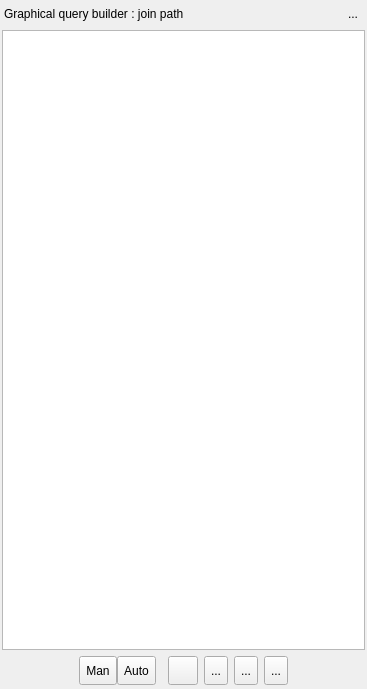
The window that graphicalquerybuilder/ui/graphicalquerybuilderpathwidget.ui (pgmodeler/plugins) describes before a commit, drawn with Qt 5.
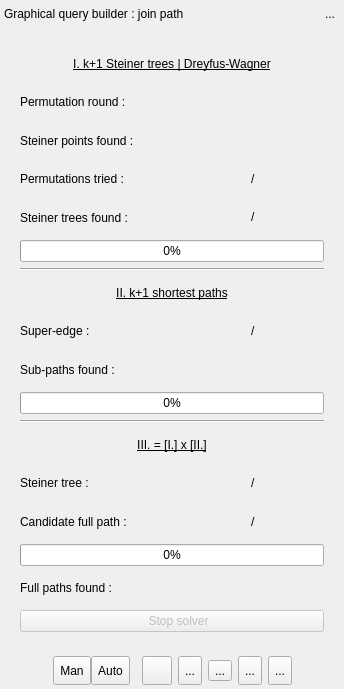
The same window after the commit. The open tabs and pages were chosen to show the change. Icons and pictures are not drawn.

```diff
--- a/graphicalquerybuilder/ui/graphicalquerybuilderpathwidget.ui
+++ b/graphicalquerybuilder/ui/graphicalquerybuilderpathwidget.ui
@@ -9,7 +9,7 @@
    <rect>
     <x>0</x>
     <y>0</y>
-    <width>367</width>
+    <width>344</width>
     <height>689</height>
    </rect>
   </property>
@@ -670,6 +670,278 @@
            </item>
           </layout>
          </widget>
+         <widget class="QWidget" name="join_solver_status">
+          <layout class="QGridLayout" name="gridLayout_15">
+           <item row="0" column="0">
+            <widget class="QWidget" name="join_solver_status_wgt" native="true">
+             <property name="enabled">
+              <bool>true</bool>
+             </property>
+             <layout class="QGridLayout" name="gridLayout_11">
+              <item row="0" column="0">
+               <layout class="QGridLayout" name="gridLayout_14">
+                <item row="3" column="0" colspan="2">
+                 <widget class="QLabel" name="st_comb_txt">
+                  <property name="text">
+                   <string>Permutations tried : </string>
+                  </property>
+                 </widget>
+                </item>
+                <item row="3" column="3">
+                 <widget class="QLabel" name="st_comb_on_lbl">
+                  <property name="text">
+                   <string>/</string>
+                  </property>
+                 </widget>
+                </item>
+                <item row="1" column="0" colspan="2">
+                 <widget class="QLabel" name="st_round_txt">
+                  <property name="text">
+                   <string>&lt;html&gt;&lt;head/&gt;&lt;body&gt;&lt;p&gt;Permutation round : &lt;/p&gt;&lt;/body&gt;&lt;/html&gt;</string>
+                  </property>
+                 </widget>
+                </item>
+                <item row="8" column="2">
+                 <widget class="QLabel" name="sp_current_lbl">
+                  <property name="text">
+                   <string>&lt;html&gt;&lt;head/&gt;&lt;body&gt;&lt;p&gt;&lt;br/&gt;&lt;/p&gt;&lt;/body&gt;&lt;/html&gt;</string>
+                  </property>
+                 </widget>
+                </item>
+                <item row="8" column="3">
+                 <widget class="QLabel" name="sp_current_on_lbl">
+                  <property name="text">
+                   <string>/</string>
+                  </property>
+                 </widget>
+                </item>
+                <item row="10" column="0" colspan="4">
+                 <widget class="QProgressBar" name="II_prb">
+                  <property name="value">
+                   <number>0</number>
+                  </property>
+                 </widget>
+                </item>
+                <item row="2" column="0" colspan="2">
+                 <widget class="QLabel" name="powN_txt">
+                  <property name="text">
+                   <string>&lt;html&gt;&lt;head/&gt;&lt;body&gt;&lt;p&gt;Steiner points found : &lt;/p&gt;&lt;/body&gt;&lt;/html&gt;</string>
+                  </property>
+                 </widget>
+                </item>
+                <item row="3" column="2">
+                 <widget class="QLabel" name="st_comb_lbl">
+                  <property name="sizePolicy">
+                   <sizepolicy hsizetype="Minimum" vsizetype="Preferred">
+                    <horstretch>0</horstretch>
+                    <verstretch>0</verstretch>
+                   </sizepolicy>
+                  </property>
+                  <property name="text">
+                   <string/>
+                  </property>
+                 </widget>
+                </item>
+                <item row="4" column="0" colspan="2">
+                 <widget class="QLabel" name="st_found_txt">
+                  <property name="text">
+                   <string>Steiner trees found : </string>
+                  </property>
+                 </widget>
+                </item>
+                <item row="1" column="2" colspan="2">
+                 <widget class="QLabel" name="st_round_lbl">
+                  <property name="text">
+                   <string/>
+                  </property>
+                 </widget>
+                </item>
+                <item row="13" column="3">
+                 <widget class="QLabel" name="st_fround_on_lbl">
+                  <property name="text">
+                   <string>/</string>
+                  </property>
+                 </widget>
+                </item>
+                <item row="6" column="0" colspan="4">
+                 <widget class="Line" name="line_6">
+                  <property name="orientation">
+                   <enum>Qt::Horizontal</enum>
+                  </property>
+                 </widget>
+                </item>
+                <item row="2" column="2" colspan="2">
+                 <widget class="QLabel" name="powN_lbl">
+                  <property name="text">
+                   <string>&lt;html&gt;&lt;head/&gt;&lt;body&gt;&lt;p&gt;&lt;br/&gt;&lt;/p&gt;&lt;/body&gt;&lt;/html&gt;</string>
+                  </property>
+                 </widget>
+                </item>
+                <item row="9" column="2" colspan="2">
+                 <widget class="QLabel" name="sp_found_lbl">
+                  <property name="text">
+                   <string/>
+                  </property>
+                 </widget>
+                </item>
+                <item row="4" column="2">
+                 <widget class="QLabel" name="st_found_lbl">
+                  <property name="text">
+                   <string>&lt;html&gt;&lt;head/&gt;&lt;body&gt;&lt;p&gt;&lt;br/&gt;&lt;/p&gt;&lt;/body&gt;&lt;/html&gt;</string>
+                  </property>
+                 </widget>
+                </item>
+                <item row="9" column="0" colspan="2">
+                 <widget class="QLabel" name="sp_found_txt">
+                  <property name="text">
+                   <string>Sub-paths found : </string>
+                  </property>
+                 </widget>
+                </item>
+                <item row="8" column="0" colspan="2">
+                 <widget class="QLabel" name="sp_current_txt">
+                  <property name="text">
+                   <string>Super-edge : </string>
+                  </property>
+                 </widget>
+                </item>
+                <item row="4" column="3">
+                 <widget class="QLabel" name="st_found_on_lbl">
+                  <property name="sizePolicy">
+                   <sizepolicy hsizetype="Minimum" vsizetype="Preferred">
+                    <horstretch>0</horstretch>
+                    <verstretch>0</verstretch>
+                   </sizepolicy>
+                  </property>
+                  <property name="text">
+                   <string>&lt;html&gt;&lt;head/&gt;&lt;body&gt;&lt;p&gt;/&lt;/p&gt;&lt;/body&gt;&lt;/html&gt;</string>
+                  </property>
+                 </widget>
+                </item>
+                <item row="17" column="0" colspan="4">
+                 <widget class="QPushButton" name="stop_solver_pb">
+                  <property name="enabled">
+                   <bool>false</bool>
+                  </property>
+                  <property name="text">
+                   <string>    Stop solver</string>
+                  </property>
+                  <property name="icon">
+                   <iconset resource="../../../libpgmodeler_ui/res/resources.qrc">
+                    <normaloff>:/icones/icones/cancelar.png</normaloff>:/icones/icones/cancelar.png</iconset>
+                  </property>
+                  <property name="iconSize">
+                   <size>
+                    <width>30</width>
+                    <height>30</height>
+                   </size>
+                  </property>
+                 </widget>
+                </item>
+                <item row="13" column="0" colspan="2">
+                 <widget class="QLabel" name="st_fround_txt">
+                  <property name="text">
+                   <string>Steiner tree : </string>
+                  </property>
+                 </widget>
+                </item>
+                <item row="7" column="0" colspan="4">
+                 <widget class="QLabel" name="II">
+                  <property name="text">
+                   <string>&lt;html&gt;&lt;head/&gt;&lt;body&gt;&lt;p&gt;&lt;span style=&quot; text-decoration: underline;&quot;&gt;II. k+1 shortest paths&lt;/span&gt;&lt;/p&gt;&lt;/body&gt;&lt;/html&gt;</string>
+                  </property>
+                  <property name="alignment">
+                   <set>Qt::AlignCenter</set>
+                  </property>
+                 </widget>
+                </item>
+                <item row="15" column="0" colspan="4">
+                 <widget class="QProgressBar" name="III_prb">
+                  <property name="value">
+                   <number>0</number>
+                  </property>
+                 </widget>
+                </item>
+                <item row="11" column="0" colspan="4">
+                 <widget class="Line" name="line_7">
+                  <property name="orientation">
+                   <enum>Qt::Horizontal</enum>
+                  </property>
+                 </widget>
+                </item>
+                <item row="0" column="0" colspan="4">
+                 <widget class="QLabel" name="I">
+                  <property name="text">
+                   <string>&lt;html&gt;&lt;head/&gt;&lt;body&gt;&lt;p&gt;&lt;span style=&quot; text-decoration: underline;&quot;&gt;I. k+1 Steiner trees | Dreyfus-Wagner&lt;/span&gt;&lt;/p&gt;&lt;/body&gt;&lt;/html&gt;</string>
+                  </property>
+                  <property name="alignment">
+                   <set>Qt::AlignCenter</set>
+                  </property>
+                 </widget>
+                </item>
+                <item row="12" column="0" colspan="4">
+                 <widget class="QLabel" name="III">
+                  <property name="text">
+                   <string>&lt;html&gt;&lt;head/&gt;&lt;body&gt;&lt;p align=&quot;center&quot;&gt;&lt;span style=&quot; text-decoration: underline;&quot;&gt;III. = [I.] x [II.]&lt;/span&gt;&lt;/p&gt;&lt;/body&gt;&lt;/html&gt;</string>
+                  </property>
+                 </widget>
+                </item>
+                <item row="5" column="0" colspan="4">
+                 <widget class="QProgressBar" name="I_prb">
+                  <property name="value">
+                   <number>0</number>
+                  </property>
+                 </widget>
+                </item>
+                <item row="16" column="0" colspan="2">
+                 <widget class="QLabel" name="paths_found_txt">
+                  <property name="text">
+                   <string>Full paths found : </string>
+                  </property>
+                 </widget>
+                </item>
+                <item row="16" column="2" colspan="2">
+                 <widget class="QLabel" name="paths_found_lbl">
+                  <property name="text">
+                   <string/>
+                  </property>
+                 </widget>
+                </item>
+                <item row="13" column="2">
+                 <widget class="QLabel" name="st_fround_lbl">
+                  <property name="text">
+                   <string/>
+                  </property>
+                 </widget>
+                </item>
+                <item row="14" column="0" colspan="2">
+                 <widget class="QLabel" name="mult_entry_txt">
+                  <property name="text">
+                   <string>Candidate full path : </string>
+                  </property>
+                 </widget>
+                </item>
+                <item row="14" column="2">
+                 <widget class="QLabel" name="mult_entry_lbl">
+                  <property name="text">
+                   <string/>
+                  </property>
+                 </widget>
+                </item>
+                <item row="14" column="3">
+                 <widget class="QLabel" name="mult_entry_on_lbl">
+                  <property name="text">
+                   <string>/</string>
+                  </property>
+                 </widget>
+                </item>
+               </layout>
+              </item>
+             </layout>
+            </widget>
+           </item>
+          </layout>
+         </widget>
         </widget>
        </widget>
       </item>
@@ -852,6 +1124,29 @@
        </property>
       </widget>
      </item>
+     <item>
+      <widget class="QToolButton" name="status_tb">
+       <property name="toolTip">
+        <string>SQL-join-solver run status &amp; report</string>
+       </property>
+       <property name="text">
+        <string>...</string>
+       </property>
+       <property name="icon">
+        <iconset resource="../../../libpgmodeler_ui/res/resources.qrc">
+         <normaloff>:/icones/icones/validade.png</normaloff>:/icones/icones/validade.png</iconset>
+       </property>
+       <property name="iconSize">
+        <size>
+         <width>22</width>
+         <height>22</height>
+        </size>
+       </property>
+       <property name="checkable">
+        <bool>true</bool>
+       </property>
+      </widget>
+     </item>
      <item>
       <widget class="QToolButton" name="options_tb">
        <property name="enabled">
```
Left out of the diff: 275 changed lines with no effect on the pictures.
